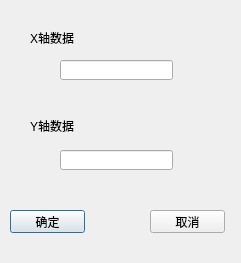
owensss/renkou, file ui/dia_accu_linetype1.ui: the form before one commit.
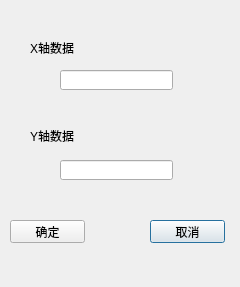
The form after the commit.

The edit to the form file:
```diff
--- a/ui/dia_accu_linetype1.ui
+++ b/ui/dia_accu_linetype1.ui
@@ -1,49 +1,33 @@
 <?xml version="1.0" encoding="UTF-8"?>
 <ui version="4.0">
- <class>Dia_Accu_LineType1</class>
- <widget class="QDialog" name="Dia_Accu_LineType1">
+ <class>Dia_Accu_LineType2</class>
+ <widget class="QDialog" name="Dia_Accu_LineType2">
   <property name="geometry">
    <rect>
     <x>0</x>
     <y>0</y>
-    <width>241</width>
-    <height>263</height>
+    <width>240</width>
+    <height>287</height>
    </rect>
   </property>
   <property name="windowTitle">
    <string>Dialog</string>
   </property>
-  <widget class="QLabel" name="label_2">
+  <widget class="QLineEdit" name="Y_Data">
    <property name="geometry">
     <rect>
-     <x>30</x>
-     <y>120</y>
-     <width>54</width>
-     <height>12</height>
+     <x>60</x>
+     <y>160</y>
+     <width>113</width>
+     <height>20</height>
     </rect>
-   </property>
-   <property name="text">
-    <string>Y轴数据</string>
-   </property>
-  </widget>
-  <widget class="QPushButton" name="OkButton">
-   <property name="geometry">
-    <rect>
-     <x>10</x>
-     <y>210</y>
-     <width>75</width>
-     <height>23</height>
-    </rect>
-   </property>
-   <property name="text">
-    <string>确定</string>
    </property>
   </widget>
   <widget class="QPushButton" name="CancelButton">
    <property name="geometry">
     <rect>
      <x>150</x>
-     <y>210</y>
+     <y>220</y>
      <width>75</width>
      <height>23</height>
     </rect>
@@ -52,31 +36,11 @@
     <string>取消</string>
    </property>
   </widget>
-  <widget class="QLineEdit" name="Y_Data">
-   <property name="geometry">
-    <rect>
-     <x>60</x>
-     <y>150</y>
-     <width>113</width>
-     <height>20</height>
-    </rect>
-   </property>
-  </widget>
-  <widget class="QLineEdit" name="X_Data">
-   <property name="geometry">
-    <rect>
-     <x>60</x>
-     <y>60</y>
-     <width>113</width>
-     <height>20</height>
-    </rect>
-   </property>
-  </widget>
   <widget class="QLabel" name="label">
    <property name="geometry">
     <rect>
      <x>30</x>
-     <y>30</y>
+     <y>40</y>
      <width>201</width>
      <height>16</height>
     </rect>
@@ -85,6 +49,42 @@
     <string>X轴数据</string>
    </property>
   </widget>
+  <widget class="QPushButton" name="OkButton">
+   <property name="geometry">
+    <rect>
+     <x>10</x>
+     <y>220</y>
+     <width>75</width>
+     <height>23</height>
+    </rect>
+   </property>
+   <property name="text">
+    <string>确定</string>
+   </property>
+  </widget>
+  <widget class="QLabel" name="label_2">
+   <property name="geometry">
+    <rect>
+     <x>30</x>
+     <y>130</y>
+     <width>54</width>
+     <height>12</height>
+    </rect>
+   </property>
+   <property name="text">
+    <string>Y轴数据</string>
+   </property>
+  </widget>
+  <widget class="QLineEdit" name="X_Data">
+   <property name="geometry">
+    <rect>
+     <x>60</x>
+     <y>70</y>
+     <width>113</width>
+     <height>20</height>
+    </rect>
+   </property>
+  </widget>
  </widget>
  <resources/>
  <connections>
```
Left out of the diff: 8 changed lines with no effect on the pictures.
